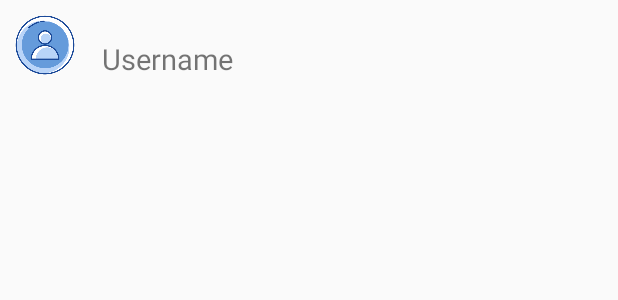
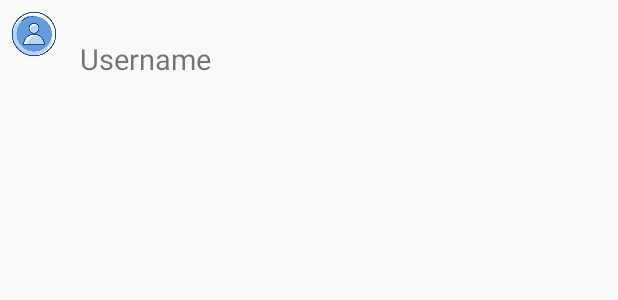
Before and after one commit to Anupama-sjsu/Whatsapp-Chat-System, an Android app: the layout user_search_item_layout.xml on its own in the app's theme, with its tools: preview values and no code run, on a phone screen of 412 x 824 dp. Shown: the top 300 px of the screen. Run offline under Robolectric (Android 15) with nearby library versions, the phone set to English and light mode, and no system bars.

Commit message:
Error fixed!

```diff
--- a/app/src/main/java/com/example/whatsappchatsystem/MessageChatActivity.kt
+++ b/app/src/main/java/com/example/whatsappchatsystem/MessageChatActivity.kt
@@ -184,7 +184,7 @@ class MessageChatActivity : AppCompatActivity() {
                     messageHashMap["url"] = url
                     messageHashMap["messageId"] = messageId!!
 
-                    ref.child("Chats").child(messageId!!).setValue(messageHashMap)
+                    ref.child("Chats").child(messageId).setValue(messageHashMap)
                     progressBar.dismiss()
                 }
 
--- a/app/src/main/java/com/example/whatsappchatsystem/RegisterActivity.kt
+++ b/app/src/main/java/com/example/whatsappchatsystem/RegisterActivity.kt
@@ -34,6 +34,7 @@ class RegisterActivity : AppCompatActivity() {
         }
 
         mAuth = FirebaseAuth.getInstance()
+
         register_btn.setOnClickListener {
             registerUser()
         }
--- a/app/src/main/res/layout/activity_message_chat.xml
+++ b/app/src/main/res/layout/activity_message_chat.xml
@@ -101,5 +101,4 @@
 
     </RelativeLayout>
 
-
 </RelativeLayout>
--- a/app/src/main/res/layout/user_search_item_layout.xml
+++ b/app/src/main/res/layout/user_search_item_layout.xml
@@ -6,8 +6,8 @@
 
     <de.hdodenhof.circleimageview.CircleImageView
         android:id="@+id/profile_image"
-        android:layout_width="60dp"
-        android:layout_height="60dp"
+        android:layout_width="45dp"
+        android:layout_height="45dp"
         android:src="@drawable/profile">
 
     </de.hdodenhof.circleimageview.CircleImageView>
```
Also changed, not shown: app/src/main/java/com/example/whatsappchatsystem/Fragments/SearchFragment.kt (+8 -3 lines).
